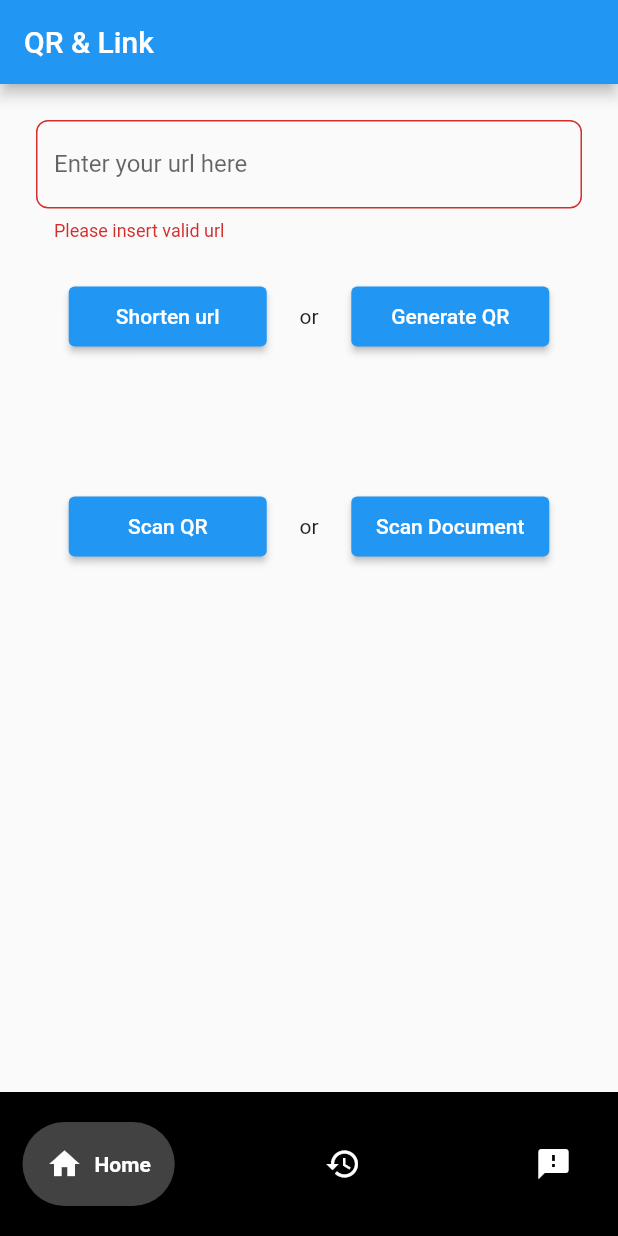
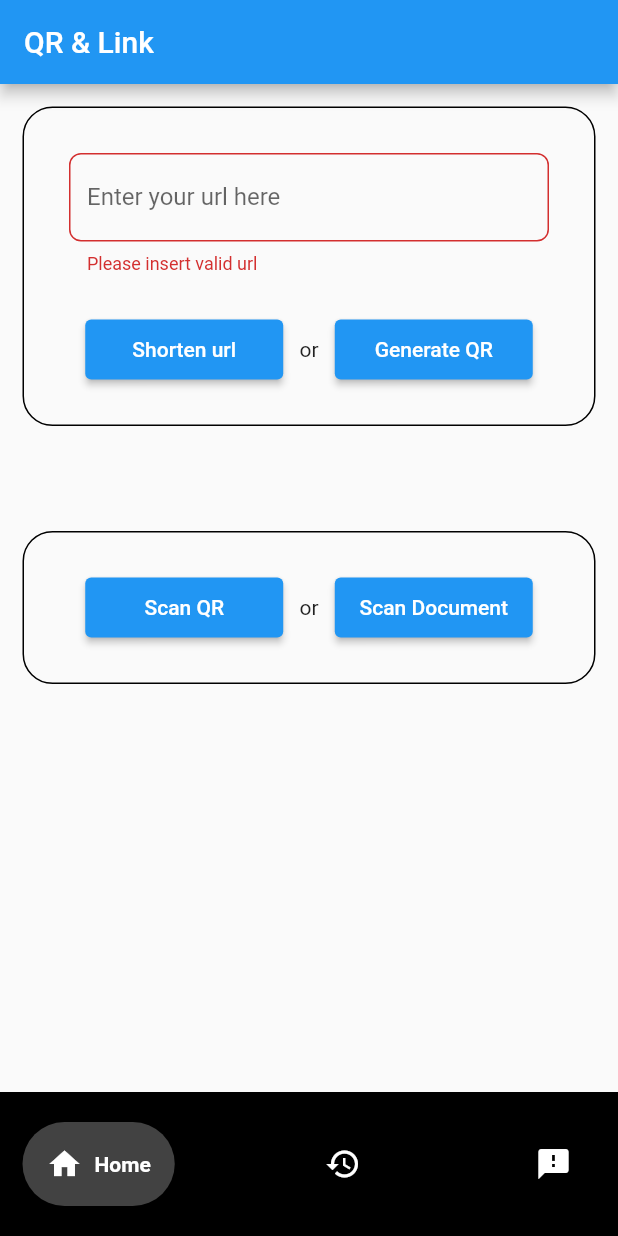
Before and after one commit to hakimhambali/shorten_url, a Flutter app: the screen it shows after launch, after a tap on "Generate QR", on a phone screen of 412 x 824 dp. Run offline on Flutter 3.47's test engine with Material 2 defaults, Android fonts, the phone set to English and light mode, and no system bars; drawn by our look-alikes of google_nav_bar; our stand-ins replace photo_view, share_plus, shared_preferences; missing offline and left inert: clipboard, document_scanner_flutter, qr_code_scanner; project files that could hold a hidden picture were left out.

```diff
--- a/lib/screens/home_body.dart
+++ b/lib/screens/home_body.dart
@@ -6,12 +6,14 @@ import 'package:document_scanner_flutter/document_scanner_flutter.dart';
 import 'package:flutter/material.dart';
 import 'package:flutter/services.dart';
 import 'package:share_plus/share_plus.dart';
+import 'package:shared_preferences/shared_preferences.dart';
 import 'package:shorten_url/screens/scan_document.dart';
 import 'package:shorten_url/screens/scan_qr.dart';
 import 'package:shorten_url/screens/view_qr.dart';
 
 import 'package:http/http.dart' as http;
 import 'package:url_launcher/url_launcher.dart';
+import 'package:intl/intl.dart';
 
 class HomeBody extends StatefulWidget {
   const HomeBody({super.key});
@@ -21,6 +23,27 @@ class HomeBody extends StatefulWidget {
 }
 
 class _HomeBodyState extends State<HomeBody> {
+// START SHAREDPREFERNCES
+  // String date = '';
+  // late SharedPreferences preferences;
+  // @override
+  // void initState() {
+  //   super.initState();
+
+  //   init();
+  // }
+
+  // Future init() async {
+  //   preferences = await SharedPreferences.getInstance();
+
+  // String? date = preferences.getString("date");
+  // if (date == null) return;
+
+  // setState(() => this.date = date);
+  // }
+// END SHAREDPREFERNCES
+
+  // final now = DateTime.now();
   final controller = TextEditingController();
   bool validate = true;
   @override
@@ -32,11 +55,17 @@ class _HomeBodyState extends State<HomeBody> {
         // backgroundColor: Colors.black,
       ),
       body: Container(
-        padding: const EdgeInsets.all(24.0),
+        padding: const EdgeInsets.all(15.0),
         child: Column(
           children: [
             Container(
               // color: Colors.blue,
+              padding: const EdgeInsets.all(30.0),
+              decoration: BoxDecoration(
+                  border: Border.all(
+                    color: Colors.black,
+                  ),
+                  borderRadius: const BorderRadius.all(Radius.circular(20))),
               child: Column(
                 children: [
                   TextFormField(
@@ -70,6 +99,21 @@ class _HomeBodyState extends State<HomeBody> {
                               final shortenedUrl =
                                   await shortenUrl(url: controller.text);
                               if (shortenedUrl != null) {
+// START SHAREDPREFERNCES
+                                // print(now.toString());
+                                // String formatter =
+                                //     DateFormat('yMd').format(now);
+
+                                // final surl = Surl(
+                                //   link: shortenedUrl,
+                                //   date: now.toString(),
+                                // );
+                                // final surlJson = json.encode(surl.toJson());
+                                // preferences.setString("surl", surlJson);
+                                // print(shortenedUrl);
+                                // print(surlJson);
+// END SHAREDPREFERNCES
+
                                 showDialog(
                                     context: context,
                                     builder: (context) {
@@ -174,7 +218,8 @@ class _HomeBodyState extends State<HomeBody> {
                                 ScaffoldMessenger.of(context).showSnackBar(
                                   const SnackBar(
                                       backgroundColor: Colors.red,
-                                      content: Text('URL does not exists')),
+                                      content: Text(
+                                          'URL does not exists or poor internet connection')),
                                 );
                               }
                             }
@@ -205,7 +250,8 @@ class _HomeBodyState extends State<HomeBody> {
                                 ScaffoldMessenger.of(context).showSnackBar(
                                   const SnackBar(
                                       backgroundColor: Colors.red,
-                                      content: Text('URL does not exists')),
+                                      content: Text(
+                                          'URL does not exists or poor internet connection')),
                                 );
                               }
                             }
@@ -232,13 +278,19 @@ class _HomeBodyState extends State<HomeBody> {
               ),
             ),
             const SizedBox(
-              height: 100,
+              height: 70,
             ),
             Container(
               // color: Colors.red,
               // child: Padding(
               //   padding:
               //       const EdgeInsets.symmetric(vertical: 80.0, horizontal: 0.0),
+              padding: const EdgeInsets.all(30.0),
+              decoration: BoxDecoration(
+                  border: Border.all(
+                    color: Colors.black,
+                  ),
+                  borderRadius: const BorderRadius.all(Radius.circular(20))),
               child: Row(
                 mainAxisAlignment: MainAxisAlignment.spaceEvenly,
                 children: [
@@ -319,3 +371,25 @@ class _HomeBodyState extends State<HomeBody> {
     }
   }
 }
+
+// START SHAREDPREFERNCES
+// class Surl {
+//   final String link;
+//   final String date;
+
+//   const Surl({
+//     required this.link,
+//     required this.date,
+//   });
+
+//   static Surl fromJson(Map<String, dynamic> json) => Surl(
+//         link: json["link"],
+//         date: json["date"],
+//       );
+
+//   Map<String, dynamic> toJson() => {
+//         'link': link,
+//         'date': date,
+//       };
+// }
+// END SHAREDPREFERNCES
--- a/pubspec.yaml
+++ b/pubspec.yaml
@@ -43,6 +43,9 @@ dependencies:
   clipboard: ^0.1.3
   google_nav_bar: ^5.0.6
   share_plus: ^5.0.0
+  shared_preferences: ^2.0.15
+  intl: ^0.17.0
+  # flutter_local_notifications: ^12.0.2
 
 dev_dependencies:
   flutter_test:
```
Also changed, not shown: pubspec.lock.
